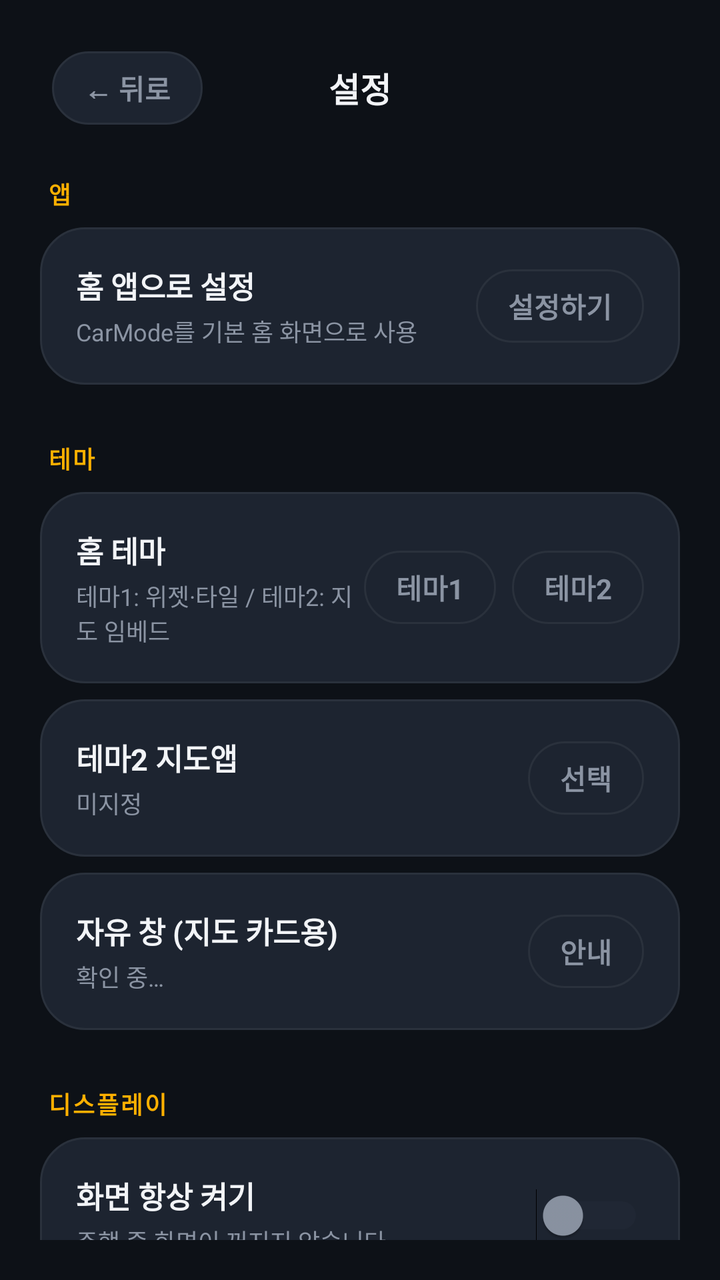
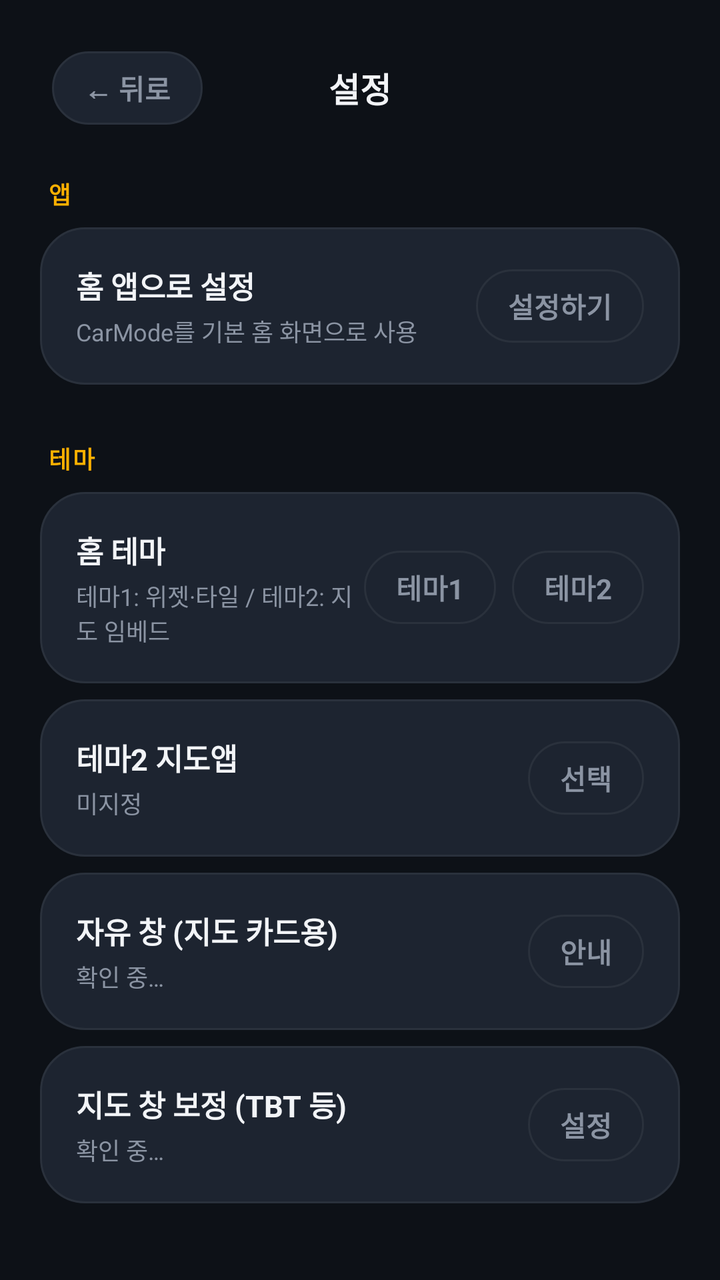

Two renders of the same Android screen: before a commit and after it. Below are the layout's source before the change and the commit's diff.
<!-- AndroidManifest.xml: activity theme Theme.CarMode -->
<!-- res/layout/activity_settings.xml -->
<?xml version="1.0" encoding="utf-8"?>
<LinearLayout xmlns:android="http://schemas.android.com/apk/res/android"
    android:layout_width="match_parent"
    android:layout_height="match_parent"
    android:background="@color/bg"
    android:orientation="vertical"
    android:padding="20dp">

    
    <RelativeLayout
        android:layout_width="match_parent"
        android:layout_height="48dp"
        android:paddingHorizontal="6dp">

        <TextView
            android:id="@+id/btnBack"
            style="@style/TopButton"
            android:layout_alignParentStart="true"
            android:layout_centerVertical="true"
            android:text="← 뒤로" />

        <TextView
            android:layout_width="wrap_content"
            android:layout_height="wrap_content"
            android:layout_centerInParent="true"
            android:text="설정"
            android:textColor="@color/text"
            android:textSize="17sp"
            android:textStyle="bold" />
    </RelativeLayout>

    <ScrollView
        android:layout_width="match_parent"
        android:layout_height="0dp"
        android:layout_weight="1"
        android:layout_marginTop="20dp"
        android:scrollbars="none">

        <LinearLayout
            android:layout_width="match_parent"
            android:layout_height="wrap_content"
            android:orientation="vertical">

            
            <TextView
                style="@style/SectionLabel"
                android:text="앱" />

            <LinearLayout
                android:id="@+id/rowSetHome"
                android:layout_width="match_parent"
                android:layout_height="wrap_content"
                android:background="@drawable/panel_bg"
                android:clickable="true"
                android:focusable="true"
                android:gravity="center_vertical"
                android:orientation="horizontal"
                android:padding="18dp">

                <LinearLayout
                    android:layout_width="0dp"
                    android:layout_height="wrap_content"
                    android:layout_weight="1"
                    android:orientation="vertical">

                    <TextView
                        android:layout_width="wrap_content"
                        android:layout_height="wrap_content"
                        android:text="홈 앱으로 설정"
                        android:textColor="@color/text"
                        android:textSize="15sp"
                        android:textStyle="bold" />

                    <TextView
                        android:layout_width="wrap_content"
                        android:layout_height="wrap_content"
                        android:layout_marginTop="3dp"
                        android:text="CarMode를 기본 홈 화면으로 사용"
                        android:textColor="@color/text_dim"
                        android:textSize="12sp" />
                </LinearLayout>

                <TextView
                    android:id="@+id/btnSetHome"
                    style="@style/TopButton"
                    android:text="설정하기" />
            </LinearLayout>

            
            <TextView
                style="@style/SectionLabel"
                android:layout_marginTop="28dp"
                android:text="테마" />

            <LinearLayout
                android:layout_width="match_parent"
                android:layout_height="wrap_content"
                android:background="@drawable/panel_bg"
                android:gravity="center_vertical"
                android:orientation="horizontal"
                android:padding="18dp">

                <LinearLayout
                    android:layout_width="0dp"
                    android:layout_height="wrap_content"
                    android:layout_weight="1"
                    android:orientation="vertical">

                    <TextView
                        android:layout_width="wrap_content"
                        android:layout_height="wrap_content"
                        android:text="홈 테마"
                        android:textColor="@color/text"
                        android:textSize="15sp"
                        android:textStyle="bold" />

                    <TextView
                        android:layout_width="wrap_content"
                        android:layout_height="wrap_content"
                        android:layout_marginTop="3dp"
                        android:text="테마1: 위젯·타일 / 테마2: 지도 임베드"
                        android:textColor="@color/text_dim"
                        android:textSize="12sp" />
                </LinearLayout>

                <TextView
                    android:id="@+id/btnTheme1"
                    style="@style/TopButton"
                    android:text="테마1" />

                <TextView
                    android:id="@+id/btnTheme2"
                    style="@style/TopButton"
                    android:layout_marginStart="8dp"
                    android:text="테마2" />
            </LinearLayout>

            
            <LinearLayout
                android:id="@+id/rowMapApp"
                android:layout_width="match_parent"
                android:layout_height="wrap_content"
                android:background="@drawable/panel_bg"
                android:clickable="true"
                android:focusable="true"
                android:gravity="center_vertical"
                android:orientation="horizontal"
                android:padding="18dp"
                android:layout_marginTop="8dp">

                <LinearLayout
                    android:layout_width="0dp"
                    android:layout_height="wrap_content"
                    android:layout_weight="1"
                    android:orientation="vertical">

                    <TextView
                        android:layout_width="wrap_content"
                        android:layout_height="wrap_content"
                        android:text="테마2 지도앱"
                        android:textColor="@color/text"
                        android:textSize="15sp"
                        android:textStyle="bold" />

                    <TextView
                        android:id="@+id/tvMapAppSub"
                        android:layout_width="wrap_content"
                        android:layout_height="wrap_content"
                        android:layout_marginTop="3dp"
                        android:text="미지정"
                        android:textColor="@color/text_dim"
                        android:textSize="12sp" />
                </LinearLayout>

                <TextView
                    android:id="@+id/btnMapApp"
                    style="@style/TopButton"
                    android:text="선택" />
            </LinearLayout>

            
            <LinearLayout
                android:id="@+id/rowPrivSetup"
                android:layout_width="match_parent"
                android:layout_height="wrap_content"
                android:background="@drawable/panel_bg"
                android:clickable="true"
                android:focusable="true"
                android:gravity="center_vertical"
                android:orientation="horizontal"
                android:padding="18dp"
                android:layout_marginTop="8dp">

                <LinearLayout
                    android:layout_width="0dp"
                    android:layout_height="wrap_content"
                    android:layout_weight="1"
                    android:orientation="vertical">

                    <TextView
                        android:layout_width="wrap_content"
                        android:layout_height="wrap_content"
                        android:text="자유 창 (지도 카드용)"
                        android:textColor="@color/text"
                        android:textSize="15sp"
                        android:textStyle="bold" />

                    <TextView
                        android:id="@+id/tvPrivStatus"
                        android:layout_width="wrap_content"
                        android:layout_height="wrap_content"
                        android:layout_marginTop="3dp"
                        android:text="확인 중…"
                        android:textColor="@color/text_dim"
                        android:textSize="12sp" />
                </LinearLayout>

                <TextView
                    android:id="@+id/btnPrivSetup"
                    style="@style/TopButton"
                    android:text="안내" />
            </LinearLayout>

            
            <TextView
                style="@style/SectionLabel"
                android:layout_marginTop="28dp"
                android:text="디스플레이" />

            <LinearLayout
                android:layout_width="match_parent"
                android:layout_height="wrap_content"
                android:background="@drawable/panel_bg"
                android:gravity="center_vertical"
                android:orientation="horizontal"
                android:padding="18dp">

                <LinearLayout
                    android:layout_width="0dp"
                    android:layout_height="wrap_content"
                    android:layout_weight="1"
                    android:orientation="vertical">

                    <TextView
                        android:layout_width="wrap_content"
                        android:layout_height="wrap_content"
                        android:text="화면 항상 켜기"
                        android:textColor="@color/text"
                        android:textSize="15sp"
                        android:textStyle="bold" />

                    <TextView
                        android:layout_width="wrap_content"
                        android:layout_height="wrap_content"
                        android:layout_marginTop="3dp"
                        android:text="주행 중 화면이 꺼지지 않습니다"
                        android:textColor="@color/text_dim"
                        android:textSize="12sp" />
                </LinearLayout>

                <Switch
                    android:id="@+id/switchKeepOn"
                    android:layout_width="wrap_content"
                    android:layout_height="wrap_content"
                    android:thumbTint="@color/switch_thumb_tint"
                    android:trackTint="@color/switch_track_tint" />
            </LinearLayout>

            
            <TextView
                style="@style/SectionLabel"
                android:layout_marginTop="28dp"
                android:text="레이아웃" />

            <LinearLayout
                android:layout_width="match_parent"
                android:layout_height="wrap_content"
                android:background="@drawable/panel_bg"
                android:gravity="center_vertical"
                android:orientation="horizontal"
                android:padding="18dp">

                <LinearLayout
                    android:layout_width="0dp"
                    android:layout_height="wrap_content"
                    android:layout_weight="1"
                    android:orientation="vertical">

                    <TextView
                        android:layout_width="wrap_content"
                        android:layout_height="wrap_content"
                        android:text="위젯 위치"
                        android:textColor="@color/text"
                        android:textSize="15sp"
                        android:textStyle="bold" />

                    <TextView
                        android:layout_width="wrap_content"
                        android:layout_height="wrap_content"
                        android:layout_marginTop="3dp"
                        android:text="시계·날씨 패널의 좌우 위치"
                        android:textColor="@color/text_dim"
                        android:textSize="12sp" />
                </LinearLayout>

                <LinearLayout
                    android:layout_width="wrap_content"
                    android:layout_height="wrap_content"
                    android:orientation="horizontal">

                    <TextView
                        android:id="@+id/btnWidgetLeft"
                        style="@style/TopButton"
                        android:text="왼쪽" />

                    <TextView
                        android:id="@+id/btnWidgetRight"
                        style="@style/TopButton"
                        android:layout_marginStart="8dp"
                        android:text="오른쪽" />
                </LinearLayout>
            </LinearLayout>

            
            <LinearLayout
                android:layout_width="match_parent"
                android:layout_height="wrap_content"
                android:background="@drawable/panel_bg"
                android:gravity="center_vertical"
                android:orientation="horizontal"
                android:padding="18dp"
                android:layout_marginTop="8dp">

                <LinearLayout
                    android:layout_width="0dp"
                    android:layout_height="wrap_content"
                    android:layout_weight="1"
                    android:orientation="vertical">

                    <TextView
                        android:layout_width="wrap_content"
                        android:layout_height="wrap_content"
                        android:text="타일 가로 칸"
                        android:textColor="@color/text"
                        android:textSize="15sp"
                        android:textStyle="bold" />

                    <TextView
                        android:layout_width="wrap_content"
                        android:layout_height="wrap_content"
                        android:layout_marginTop="3dp"
                        android:text="한 줄에 표시할 앱 수 (최대 6)"
                        android:textColor="@color/text_dim"
                        android:textSize="12sp" />
                </LinearLayout>

                <TextView
                    android:id="@+id/btnColsMinus"
                    style="@style/TopButton"
                    android:text="−" />

                <TextView
                    android:id="@+id/tvCols"
                    android:layout_width="44dp"
                    android:layout_height="wrap_content"
                    android:gravity="center"
                    android:text="3"
                    android:textColor="@color/text"
                    android:textSize="17sp"
                    android:textStyle="bold" />

                <TextView
                    android:id="@+id/btnColsPlus"
                    style="@style/TopButton"
                    android:text="+" />
            </LinearLayout>

            
            <LinearLayout
                android:id="@+id/rowTileRows"
                android:layout_width="match_parent"
                android:layout_height="wrap_content"
                android:background="@drawable/panel_bg"
                android:gravity="center_vertical"
                android:orientation="horizontal"
                android:padding="18dp"
                android:layout_marginTop="8dp">

                <LinearLayout
                    android:layout_width="0dp"
                    android:layout_height="wrap_content"
                    android:layout_weight="1"
                    android:orientation="vertical">

                    <TextView
                        android:layout_width="wrap_content"
                        android:layout_height="wrap_content"
                        android:text="타일 세로 칸"
                        android:textColor="@color/text"
                        android:textSize="15sp"
                        android:textStyle="bold" />

                    <TextView
                        android:layout_width="wrap_content"
                        android:layout_height="wrap_content"
                        android:layout_marginTop="3dp"
                        android:id="@+id/tvRowsSub"
                        android:text="세로 줄 수 (최대 4)"
                        android:textColor="@color/text_dim"
                        android:textSize="12sp" />
                </LinearLayout>

                <TextView
                    android:id="@+id/btnRowsMinus"
                    style="@style/TopButton"
                    android:text="−" />

                <TextView
                    android:id="@+id/tvRows"
                    android:layout_width="44dp"
                    android:layout_height="wrap_content"
                    android:gravity="center"
                    android:text="2"
                    android:textColor="@color/text"
                    android:textSize="17sp"
                    android:textStyle="bold" />

                <TextView
                    android:id="@+id/btnRowsPlus"
                    style="@style/TopButton"
                    android:text="+" />
            </LinearLayout>

            
            <TextView
                style="@style/SectionLabel"
                android:layout_marginTop="28dp"
                android:text="날씨" />

            <LinearLayout
                android:id="@+id/rowWeatherLoc"
                android:layout_width="match_parent"
                android:layout_height="wrap_content"
                android:background="@drawable/panel_bg"
                android:clickable="true"
                android:focusable="true"
                android:gravity="center_vertical"
                android:orientation="horizontal"
                android:padding="18dp">

                <LinearLayout
                    android:layout_width="0dp"
                    android:layout_height="wrap_content"
                    android:layout_weight="1"
                    android:orientation="vertical">

                    <TextView
                        android:layout_width="wrap_content"
                        android:layout_height="wrap_content"
                        android:text="날씨 위치"
                        android:textColor="@color/text"
                        android:textSize="15sp"
                        android:textStyle="bold" />

                    <TextView
                        android:id="@+id/tvWeatherLocSub"
                        android:layout_width="wrap_content"
                        android:layout_height="wrap_content"
                        android:layout_marginTop="3dp"
                        android:text="GPS"
                        android:textColor="@color/text_dim"
                        android:textSize="12sp" />
                </LinearLayout>

                <TextView
                    android:layout_width="wrap_content"
                    android:layout_height="wrap_content"
                    android:text="›"
                    android:textColor="@color/text_dim"
                    android:textSize="22sp" />
            </LinearLayout>

            <LinearLayout
                android:id="@+id/rowWxItems"
                android:layout_width="match_parent"
                android:layout_height="wrap_content"
                android:background="@drawable/panel_bg"
                android:clickable="true"
                android:focusable="true"
                android:gravity="center_vertical"
                android:orientation="horizontal"
                android:padding="18dp"
                android:layout_marginTop="8dp">

                <LinearLayout
                    android:layout_width="0dp"
                    android:layout_height="wrap_content"
                    android:layout_weight="1"
                    android:orientation="vertical">

                    <TextView
                        android:layout_width="wrap_content"
                        android:layout_height="wrap_content"
                        android:text="표시 항목"
                        android:textColor="@color/text"
                        android:textSize="15sp"
                        android:textStyle="bold" />

                    <TextView
                        android:id="@+id/tvWxItemsSub"
                        android:layout_width="wrap_content"
                        android:layout_height="wrap_content"
                        android:layout_marginTop="3dp"
                        android:text="8개 항목 표시 중"
                        android:textColor="@color/text_dim"
                        android:textSize="12sp" />
                </LinearLayout>

                <TextView
                    android:layout_width="wrap_content"
                    android:layout_height="wrap_content"
                    android:text="›"
                    android:textColor="@color/text_dim"
                    android:textSize="22sp" />
            </LinearLayout>

            
            <TextView
                style="@style/SectionLabel"
                android:layout_marginTop="28dp"
                android:text="음악" />

            <LinearLayout
                android:id="@+id/rowNlsPerm"
                android:layout_width="match_parent"
                android:layout_height="wrap_content"
                android:background="@drawable/panel_bg"
                android:clickable="true"
                android:focusable="true"
                android:gravity="center_vertical"
                android:orientation="horizontal"
                android:padding="18dp"
                android:layout_marginBottom="8dp">

                <LinearLayout
                    android:layout_width="0dp"
                    android:layout_height="wrap_content"
                    android:layout_weight="1"
                    android:orientation="vertical">

                    <TextView
                        android:layout_width="wrap_content"
                        android:layout_height="wrap_content"
                        android:text="알림 접근 권한"
                        android:textColor="@color/text"
                        android:textSize="15sp"
                        android:textStyle="bold" />

                    <TextView
                        android:id="@+id/tvNlsStatus"
                        android:layout_width="wrap_content"
                        android:layout_height="wrap_content"
                        android:layout_marginTop="3dp"
                        android:text="확인 중…"
                        android:textColor="@color/text_dim"
                        android:textSize="12sp" />
                </LinearLayout>

                <TextView
                    android:id="@+id/btnNlsPerm"
                    style="@style/TopButton"
                    android:text="허용하기" />
            </LinearLayout>

            <LinearLayout
                android:id="@+id/rowMusicApp"
                android:layout_width="match_parent"
                android:layout_height="wrap_content"
                android:background="@drawable/panel_bg"
                android:clickable="true"
                android:focusable="true"
                android:gravity="center_vertical"
                android:orientation="horizontal"
                android:padding="18dp">

                <LinearLayout
                    android:layout_width="0dp"
                    android:layout_height="wrap_content"
                    android:layout_weight="1"
                    android:orientation="vertical">

                    <TextView
                        android:layout_width="wrap_content"
                        android:layout_height="wrap_content"
                        android:text="기본 음악 앱"
                        android:textColor="@color/text"
                        android:textSize="15sp"
                        android:textStyle="bold" />

                    <TextView
                        android:id="@+id/tvMusicAppSub"
                        android:layout_width="wrap_content"
                        android:layout_height="wrap_content"
                        android:layout_marginTop="3dp"
                        android:text="미지정"
                        android:textColor="@color/text_dim"
                        android:textSize="12sp" />
                </LinearLayout>

                <TextView
                    android:layout_width="wrap_content"
                    android:layout_height="wrap_content"
                    android:text="›"
                    android:textColor="@color/text_dim"
                    android:textSize="22sp" />
            </LinearLayout>

            
            <TextView
                style="@style/SectionLabel"
                android:layout_marginTop="28dp"
                android:text="정보" />

            <LinearLayout
                android:id="@+id/rowUpdate"
                android:layout_width="match_parent"
                android:layout_height="wrap_content"
                android:background="@drawable/panel_bg"
                android:clickable="true"
                android:focusable="true"
                android:gravity="center_vertical"
                android:orientation="horizontal"
                android:padding="18dp">

                <LinearLayout
                    android:layout_width="0dp"
                    android:layout_height="wrap_content"
                    android:layout_weight="1"
                    android:orientation="vertical">

                    <TextView
                        android:layout_width="wrap_content"
                        android:layout_height="wrap_content"
                        android:text="업데이트 확인"
                        android:textColor="@color/text"
                        android:textSize="15sp"
                        android:textStyle="bold" />

                    <TextView
                        android:id="@+id/tvUpdateSub"
                        android:layout_width="wrap_content"
                        android:layout_height="wrap_content"
                        android:layout_marginTop="3dp"
                        android:text="현재 버전 확인 중…"
                        android:textColor="@color/text_dim"
                        android:textSize="12sp" />
                </LinearLayout>

                <TextView
                    android:id="@+id/btnUpdate"
                    style="@style/TopButton"
                    android:text="확인" />
            </LinearLayout>

        </LinearLayout>
    </ScrollView>
</LinearLayout>
<!-- resources referenced by this layout -->
<resources>
  <color name="bg">#0D1117</color>
  <color name="text">#F2F4F7</color>
  <color name="text_dim">#8B94A3</color>
  <!-- drawable panel_bg (drawable) -->
  <?xml version="1.0" encoding="utf-8"?>
  <shape xmlns:android="http://schemas.android.com/apk/res/android" android:shape="rectangle">
      <solid android:color="@color/panel_hi" />
      <corners android:radius="22dp" />
      <stroke android:width="1dp" android:color="@color/line" />
  </shape>
  <style name="SectionLabel">
          <item name="android:layout_width">match_parent</item>
          <item name="android:layout_height">wrap_content</item>
          <item name="android:paddingStart">4dp</item>
          <item name="android:paddingBottom">8dp</item>
          <item name="android:textColor">@color/amber</item>
          <item name="android:textSize">12sp</item>
          <item name="android:textStyle">bold</item>
          <item name="android:letterSpacing">0.08</item>
      </style>
  <style name="TopButton">
          <item name="android:layout_width">wrap_content</item>
          <item name="android:layout_height">wrap_content</item>
          <item name="android:background">@drawable/topbtn_bg</item>
          <item name="android:paddingHorizontal">16dp</item>
          <item name="android:paddingVertical">8dp</item>
          <item name="android:textColor">@color/text_dim</item>
          <item name="android:textSize">14sp</item>
          <item name="android:textStyle">bold</item>
          <item name="android:clickable">true</item>
          <item name="android:focusable">true</item>
      </style>
  <style name="Theme.CarMode" parent="Theme.Material3.Dark.NoActionBar">
          <item name="android:statusBarColor">@color/bg</item>
          <item name="android:navigationBarColor">@color/bg</item>
          <item name="android:windowLightStatusBar">false</item>
      </style>
  <color name="panel_hi">#1D2430</color>
  <color name="line">#2A313C</color>
  <color name="amber">#FFB000</color>
  <!-- drawable topbtn_bg (drawable) -->
  <?xml version="1.0" encoding="utf-8"?>
  <shape xmlns:android="http://schemas.android.com/apk/res/android" android:shape="rectangle">
      <solid android:color="@color/panel_hi" />
      <corners android:radius="999dp" />
      <stroke android:width="1dp" android:color="@color/line" />
  </shape>
</resources>

<!-- the commit's change to res/layout/activity_settings.xml (unified diff, before → after) -->
@@ -222,6 +222,49 @@
             </LinearLayout>
 
             
+            <LinearLayout
+                android:id="@+id/rowMapWatch"
+                android:layout_width="match_parent"
+                android:layout_height="wrap_content"
+                android:background="@drawable/panel_bg"
+                android:clickable="true"
+                android:focusable="true"
+                android:gravity="center_vertical"
+                android:orientation="horizontal"
+                android:padding="18dp"
+                android:layout_marginTop="8dp">
+
+                <LinearLayout
+                    android:layout_width="0dp"
+                    android:layout_height="wrap_content"
+                    android:layout_weight="1"
+                    android:orientation="vertical">
+
+                    <TextView
+                        android:layout_width="wrap_content"
+                        android:layout_height="wrap_content"
+                        android:text="지도 창 보정 (TBT 등)"
+                        android:textColor="@color/text"
+                        android:textSize="15sp"
+                        android:textStyle="bold" />
+
+                    <TextView
+                        android:id="@+id/tvMapWatchStatus"
+                        android:layout_width="wrap_content"
+                        android:layout_height="wrap_content"
+                        android:layout_marginTop="3dp"
+                        android:text="확인 중…"
+                        android:textColor="@color/text_dim"
+                        android:textSize="12sp" />
+                </LinearLayout>
+
+                <TextView
+                    android:id="@+id/btnMapWatch"
+                    style="@style/TopButton"
+                    android:text="설정" />
+            </LinearLayout>
+
+            
             <TextView
                 style="@style/SectionLabel"
                 android:layout_marginTop="28dp"
